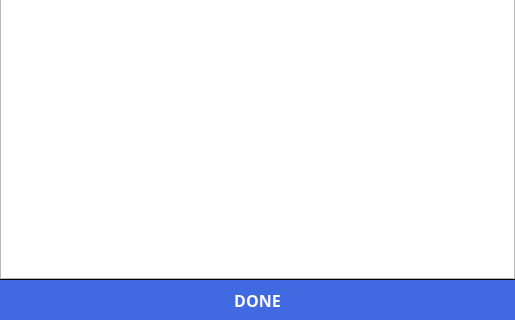
This is ui/DetailsDialog.ui in UnexplodedMinds/Stratofier as Qt 5 draws it before an edit; both pictures show x 0 to 515 and y 341 to 661 of the 515 by 661 pixel window. The edited form follows.
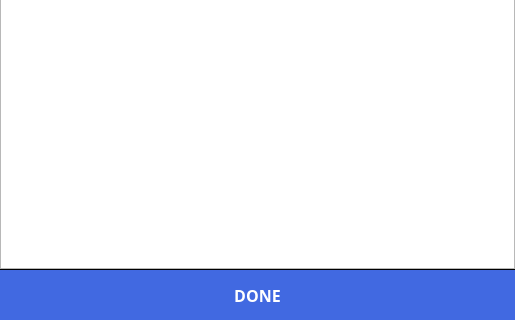
This is the edited form.

The edit to the form file:
```diff
--- a/ui/DetailsDialog.ui
+++ b/ui/DetailsDialog.ui
@@ -188,7 +188,7 @@
      <property name="minimumSize">
       <size>
        <width>0</width>
-       <height>40</height>
+       <height>50</height>
       </size>
      </property>
      <property name="font">
```
